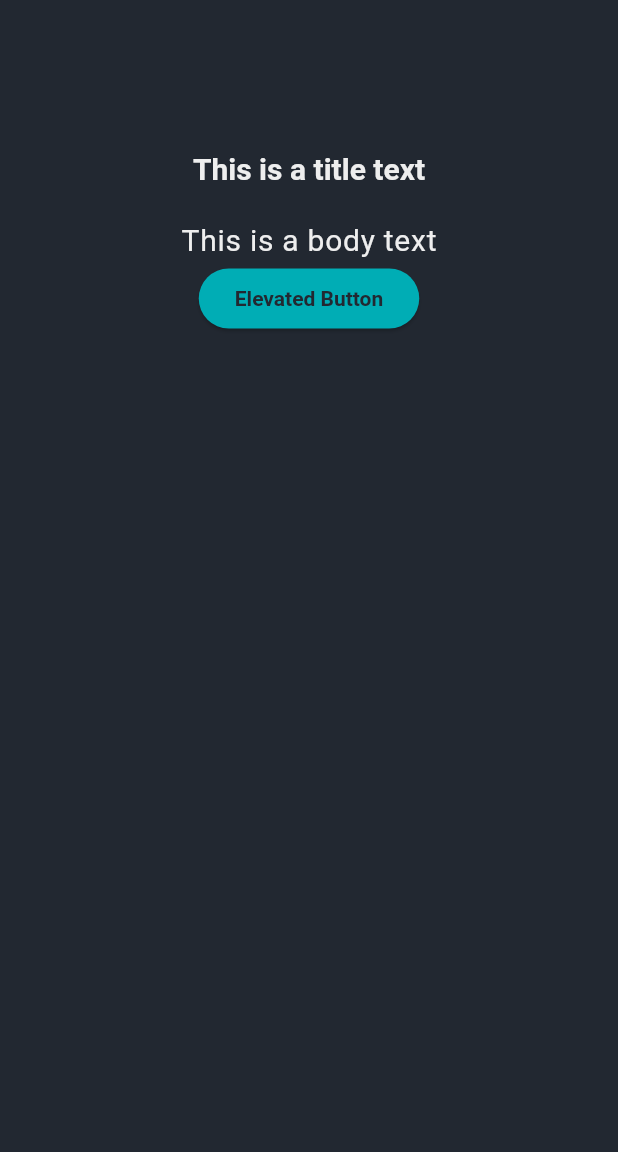
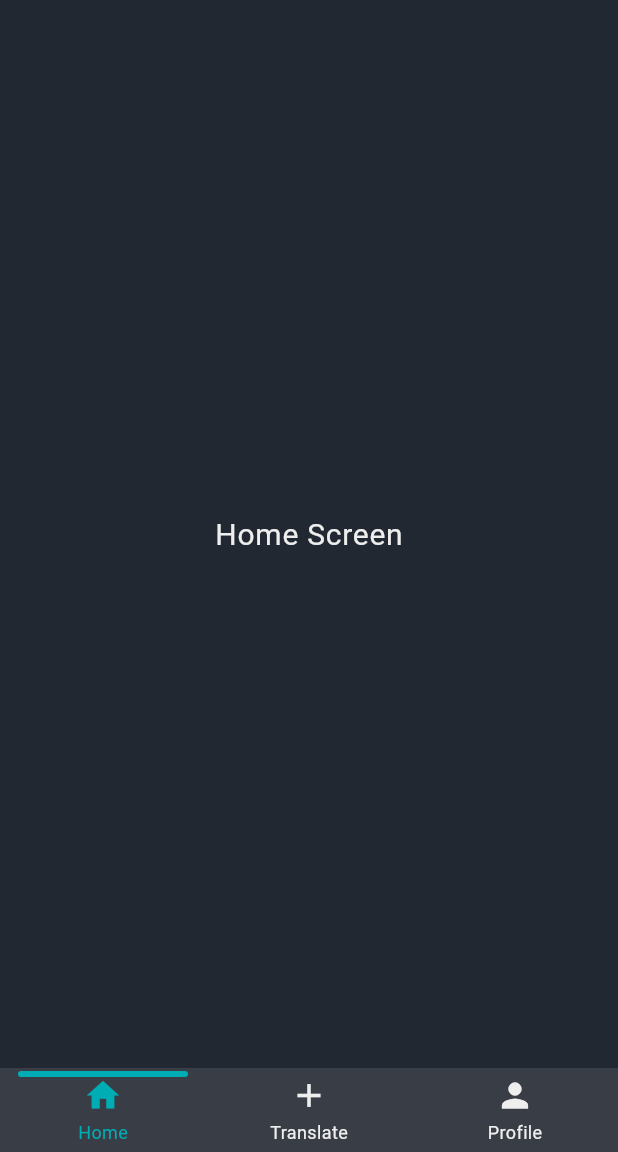
Before and after one commit to Sairusses/SignSpeak, a Flutter app: the screen it shows after launch, on a phone screen of 412 x 824 dp, the part 84-1236 px from its top. Run offline on Flutter 3.47's test engine with Material 3 defaults, Android fonts, the phone set to English and light mode, and no system bars; drawn by our look-alikes of persistent_bottom_nav_bar; our stand-ins replace device_preview, google_fonts.

Commit message:
bottom nav bar and some screens

```diff
--- /dev/null
+++ b/lib/custom_widgets/bottom_nav_bar.dart
@@ -0,0 +1,63 @@
+import 'package:flutter/material.dart';
+import 'package:persistent_bottom_nav_bar/persistent_bottom_nav_bar.dart';
+import '../main_screens/camera_screen.dart';
+import '../main_screens/home_screen.dart';
+import '../main_screens/profile_screen.dart';
+
+class BottomNavBar extends StatefulWidget {
+  const BottomNavBar({super.key});
+
+  @override
+  BottomNavBarState createState() => BottomNavBarState();
+}
+
+class BottomNavBarState extends State<BottomNavBar> {
+  final PersistentTabController _controller = PersistentTabController(initialIndex: 0);
+
+  List<Widget> _buildScreens() {
+    return [
+      HomeScreen(),
+      CameraScreen(),
+      ProfileScreen(),
+    ];
+  }
+
+  List<PersistentBottomNavBarItem> _navBarsItems() {
+    return [
+      PersistentBottomNavBarItem(
+        icon: Icon(Icons.home),
+        title: ('Home'),
+        activeColorPrimary: Theme.of(context).colorScheme.primary,
+        inactiveColorPrimary:  Theme.of(context).colorScheme.onPrimary,
+      ),
+      PersistentBottomNavBarItem(
+        icon: Icon(Icons.add),
+        title: ('Translate'),
+        activeColorPrimary: Theme.of(context).colorScheme.primary,
+        inactiveColorPrimary:  Theme.of(context).colorScheme.onPrimary,
+      ),
+      PersistentBottomNavBarItem(
+        icon: Icon(Icons.person),
+        title: ('Profile'),
+        activeColorPrimary: Theme.of(context).colorScheme.primary,
+        inactiveColorPrimary:  Theme.of(context).colorScheme.onPrimary,
+      ),
+    ];
+  }
+
+  @override
+  Widget build(BuildContext context) {
+    return PersistentTabView(
+      context,
+      controller: _controller,
+      screens: _buildScreens(),
+      items: _navBarsItems(),
+      confineToSafeArea: true,
+      backgroundColor: Theme.of(context).colorScheme.secondary,
+      handleAndroidBackButtonPress: true,
+      resizeToAvoidBottomInset: true,
+      stateManagement: true,
+      navBarStyle: NavBarStyle.style3,
+    );
+  }
+}
--- a/lib/home.dart
+++ b/lib/home.dart
@@ -1,4 +1,6 @@
 import 'package:flutter/material.dart';
+
+import 'custom_widgets/bottom_nav_bar.dart';
 
 class Home extends StatelessWidget {
   const Home({super.key});
@@ -7,18 +9,7 @@ class Home extends StatelessWidget {
   Widget build(BuildContext context) {
     return Scaffold(
       appBar: AppBar(title: Text("Themes Tester"),),
-      body: Center(
-        child: Column(
-          children: [
-            SizedBox(height: 100,),
-            Text("This is a title text", style: Theme.of(context).textTheme.titleLarge,),
-            SizedBox(height: 20,),
-            Text("This is a body text", style: Theme.of(context).textTheme.bodyLarge,),
-            ElevatedButton(onPressed: () {}, child: const Text('Elevated Button'),),
-
-          ],
-        ),
-      ),
+      body: BottomNavBar()
     );
   }
 }
--- /dev/null
+++ b/lib/main_screens/camera_screen.dart
@@ -0,0 +1,15 @@
+import 'package:flutter/material.dart';
+
+class CameraScreen extends StatelessWidget{
+  const CameraScreen({super.key});
+
+  @override
+  Widget build(BuildContext context) {
+    return Scaffold(
+      body: Center(
+        child: Text("Camera Screen", style: Theme.of(context).textTheme.bodyLarge,),
+      ),
+    );
+  }
+
+}
--- /dev/null
+++ b/lib/main_screens/home_screen.dart
@@ -0,0 +1,15 @@
+import 'package:flutter/material.dart';
+
+class HomeScreen extends StatelessWidget{
+  const HomeScreen({super.key});
+
+  @override
+  Widget build(BuildContext context) {
+    return Scaffold(
+      body: Center(
+        child: Text("Home Screen", style: Theme.of(context).textTheme.bodyLarge,),
+      ),
+    );
+  }
+
+}
--- /dev/null
+++ b/lib/main_screens/profile_screen.dart
@@ -0,0 +1,14 @@
+import 'package:flutter/material.dart';
+
+class ProfileScreen extends StatelessWidget{
+  const ProfileScreen({super.key});
+
+  @override
+  Widget build(BuildContext context) {
+    return Scaffold(
+      body: Center(
+        child: Text("Profile Screen", style: Theme.of(context).textTheme.bodyLarge,),
+      ),
+    );
+  }
+}
--- a/lib/themes/themes.dart
+++ b/lib/themes/themes.dart
@@ -2,31 +2,48 @@ import 'package:flutter/material.dart';
 import 'package:google_fonts/google_fonts.dart';
 
 class MyThemes {
-  final Color whiteTextColor = Color(0xffEEEEEE);
+
+
   // Dark Theme
   ThemeData get darkTheme {
+    final Color primaryColor = Color(0xff00ADB5);
+    final Color secondaryColor = Color(0xff393E46);
+    final Color surfaceColor = Color(0xff222831);
+    final Color errorColor = Colors.red.shade700;
+    final Color onColor = Color(0xffEEEEEE);
     return ThemeData(
       brightness: Brightness.dark,
-      primaryColor: Color(0xff00ADB5),
-      scaffoldBackgroundColor: Color(0xff222831),
+      primaryColor: primaryColor,
+      colorScheme: ColorScheme(
+          brightness: Brightness.dark,
+          primary: primaryColor,
+          onPrimary:  onColor,
+          secondary: secondaryColor,
+          onSecondary: onColor,
+          error: errorColor,
+          onError: onColor,
+          surface: surfaceColor,
+          onSurface: onColor
+      ),
+      scaffoldBackgroundColor: surfaceColor,
       appBarTheme: AppBarTheme(
         backgroundColor: Color(0xff393E46),
-        titleTextStyle: TextStyle(color: whiteTextColor, fontSize: 20, fontFamily: GoogleFonts.roboto().fontFamily,),
-        iconTheme: IconThemeData(color: Color(0xffEEEEEE)),
+        titleTextStyle: TextStyle(color: onColor, fontSize: 20, fontFamily: GoogleFonts.roboto().fontFamily,),
+        iconTheme: IconThemeData(color: onColor),
       ),
       textTheme: TextTheme(
-        titleLarge: TextStyle(color: whiteTextColor, fontSize: 20, fontWeight: FontWeight.bold, fontFamily: GoogleFonts.roboto().fontFamily,),
-        titleMedium: TextStyle(color: whiteTextColor, fontSize: 16, fontWeight: FontWeight.bold, fontFamily: GoogleFonts.roboto().fontFamily,),
-        titleSmall: TextStyle(color: whiteTextColor, fontSize: 12, fontWeight: FontWeight.bold, fontFamily: GoogleFonts.roboto().fontFamily,),
-        bodyLarge: TextStyle(color: whiteTextColor, fontSize: 20, fontFamily: GoogleFonts.roboto().fontFamily,),
-        bodyMedium: TextStyle(color: whiteTextColor, fontSize: 16, fontFamily: GoogleFonts.roboto().fontFamily,),
-        bodySmall: TextStyle(color: whiteTextColor, fontSize: 12, fontFamily: GoogleFonts.roboto().fontFamily,),
+        titleLarge: TextStyle(color: onColor, fontSize: 20, fontWeight: FontWeight.bold, fontFamily: GoogleFonts.roboto().fontFamily,),
+        titleMedium: TextStyle(color: onColor, fontSize: 16, fontWeight: FontWeight.bold, fontFamily: GoogleFonts.roboto().fontFamily,),
+        titleSmall: TextStyle(color: onColor, fontSize: 12, fontWeight: FontWeight.bold, fontFamily: GoogleFonts.roboto().fontFamily,),
+        bodyLarge: TextStyle(color: onColor, fontSize: 20, fontFamily: GoogleFonts.roboto().fontFamily,),
+        bodyMedium: TextStyle(color: onColor, fontSize: 16, fontFamily: GoogleFonts.roboto().fontFamily,),
+        bodySmall: TextStyle(color: onColor, fontSize: 12, fontFamily: GoogleFonts.roboto().fontFamily,),
       ),
-      iconTheme: IconThemeData(color: Color(0xff00ADB5)),
+      iconTheme: IconThemeData(color: primaryColor),
       elevatedButtonTheme: ElevatedButtonThemeData(
         style: ElevatedButton.styleFrom(
-          backgroundColor: Color(0xff00ADB5),
-          foregroundColor: Color(0xff222831),
+          backgroundColor: primaryColor,
+          foregroundColor: surfaceColor,
           textStyle: TextStyle(fontWeight: FontWeight.bold),
         ),
       ),
--- a/pubspec.yaml
+++ b/pubspec.yaml
@@ -37,6 +37,7 @@ dependencies:
   camera: ^0.11.1
   google_fonts: ^6.2.1
   device_preview: ^1.2.0
+  persistent_bottom_nav_bar: ^6.2.1
 
 dev_dependencies:
   flutter_test:
```
Also changed, not shown: lib/custom_widgets/my_app_bar.dart (added), pubspec.lock.
